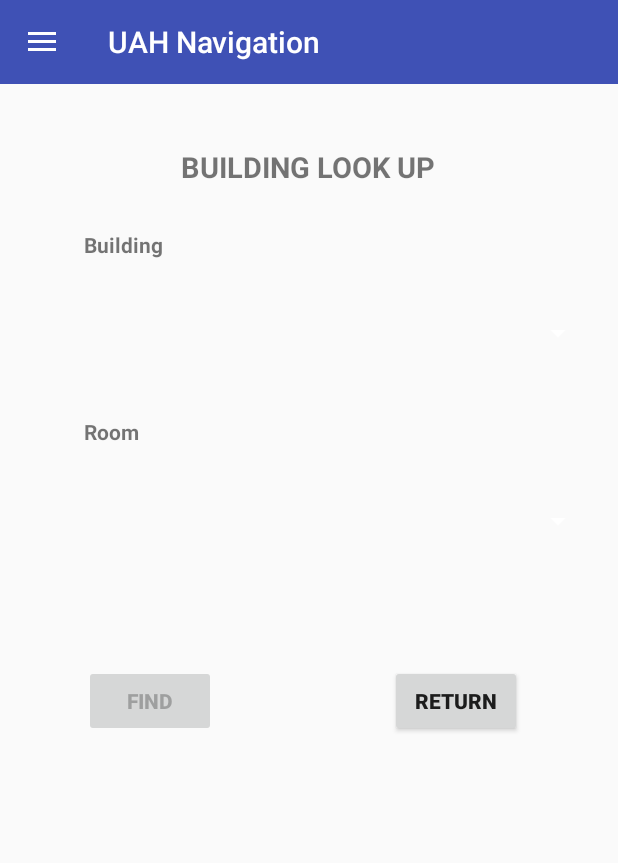
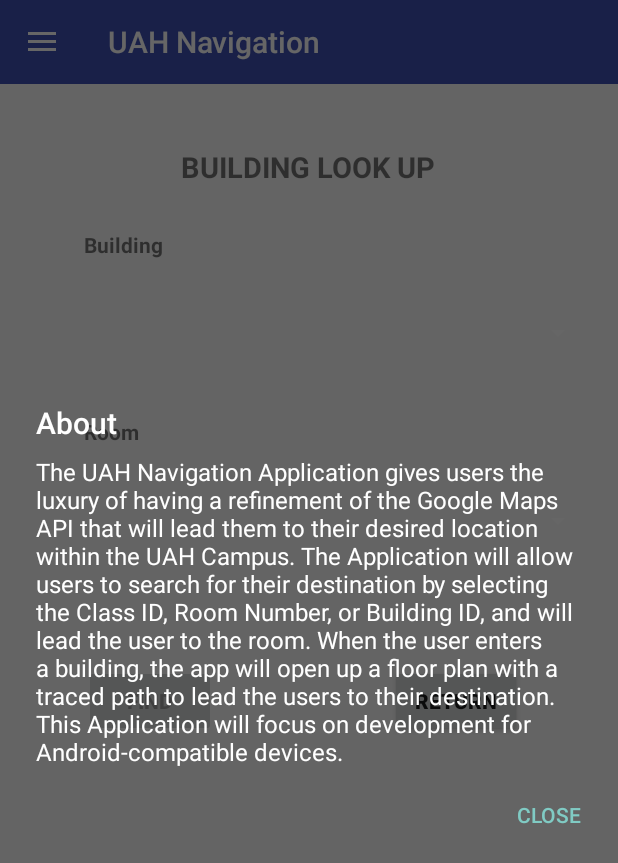
Before and after one commit to jaap15/UAH_APP, an Android app: the BuildingTabActivity screen opened directly, with no data from a screen before it, in the side drawer, after a tap on "About", on a phone screen of 412 x 824 dp. Shown: the top 863 px of the screen. Run offline under Robolectric (Android 15) with nearby library versions, the phone set to English and light mode, and no system bars; pictures from the network do not load.

Commit message:
Added Dialogs for all of the side-bars.

```diff
--- a/UAHNavigation/app/src/main/java/edu/uah/uahnavigation/BaseActivity.java
+++ b/UAHNavigation/app/src/main/java/edu/uah/uahnavigation/BaseActivity.java
@@ -1,19 +1,21 @@
 package edu.uah.uahnavigation;
 
+import android.content.DialogInterface;
 import android.content.Intent;
-import android.os.Bundle;
 import android.support.annotation.LayoutRes;
-import android.support.design.widget.FloatingActionButton;
 import android.support.design.widget.NavigationView;
-import android.support.design.widget.Snackbar;
 import android.support.v4.view.GravityCompat;
 import android.support.v4.widget.DrawerLayout;
 import android.support.v7.app.ActionBarDrawerToggle;
+import android.support.v7.app.AlertDialog;
 import android.support.v7.app.AppCompatActivity;
 import android.support.v7.widget.Toolbar;
+import android.view.Gravity;
 import android.view.MenuItem;
 import android.view.View;
+import android.widget.Button;
 import android.widget.FrameLayout;
+import android.widget.LinearLayout;
 import android.widget.Toast;
 
 public class BaseActivity extends AppCompatActivity implements
@@ -118,6 +120,7 @@ public class BaseActivity extends AppCompatActivity implements
         {
             case R.id.Swap_Semesters:
                 Toast.makeText(getApplicationContext(),"Swap Semesters",Toast.LENGTH_LONG).show();
+                createInformationDialog("Not implemented yet!", "Close", "Swap Semesters");
                 return true;
             case R.id.Campus_Map:
                 Toast.makeText(getApplicationContext(),"Campus Map",Toast.LENGTH_LONG).show();
@@ -125,13 +128,40 @@ public class BaseActivity extends AppCompatActivity implements
                 return true;
             case R.id.About:
                 Toast.makeText(getApplicationContext(),"About",Toast.LENGTH_LONG).show();
+                createInformationDialog(Util.getAbout(), "Close", "About");
                 return true;
             case R.id.Contact_Us:
                 Toast.makeText(getApplicationContext(),"Contact Us",Toast.LENGTH_LONG).show();
+                createInformationDialog(Util.getContactUs(), "Close", "Contact Us");
                 return true;
         }
 
         return super.onOptionsItemSelected(item);
     }
 
+    public void createInformationDialog(String message, String buttonText, String title)
+    {
+        android.app.AlertDialog.Builder builder = new android.app.AlertDialog.Builder(this, R.style.InformationDialogTheme);
+
+        builder.setTitle(title);
+
+        builder.setMessage(message);
+
+        builder.setPositiveButton(buttonText, new DialogInterface.OnClickListener() {
+            @Override
+            public void onClick(DialogInterface dialogInterface, int i) {
+                dialogInterface.dismiss();
+            }
+        });
+
+        android.app.AlertDialog dialog = builder.create();
+
+        dialog.show();
+        final Button positiveButton = dialog.getButton(AlertDialog.BUTTON_POSITIVE);
+        LinearLayout.LayoutParams positiveButtonLL = (LinearLayout.LayoutParams) positiveButton.getLayoutParams();
+        positiveButtonLL.gravity = Gravity.CENTER;
+        positiveButton.setLayoutParams(positiveButtonLL);
+
+    }
+
 }
--- a/UAHNavigation/app/src/main/java/edu/uah/uahnavigation/Util.java
+++ b/UAHNavigation/app/src/main/java/edu/uah/uahnavigation/Util.java
@@ -33,4 +33,20 @@ public class Util {
         return null;
 
     }
+
+    public static String getAbout()
+    {
+        return "The UAH Navigation Application gives users the luxury of having a refinement" +
+                " of the Google Maps API that will lead them to their desired location within " +
+                "the UAH Campus. The Application will allow users to search for their destination " +
+                "by selecting the Class ID, Room Number, or Building ID, and will lead the user to " +
+                "the room. When the user enters a building, the app will open up a floor plan with " +
+                "a traced path to lead the users to their destination. This Application will focus " +
+                "on development for Android-compatible devices.";
+    }
+
+    public static String getContactUs()
+    {
+        return "Contact us at: \nUAH.NAVIGATION.APP@gmail.com";
+    }
 }
--- a/UAHNavigation/app/src/main/res/values/styles.xml
+++ b/UAHNavigation/app/src/main/res/values/styles.xml
@@ -42,5 +42,10 @@
         <item name="android:windowAnimationStyle">@android:style/Animation</item>
     </style>
 
+    <style name="InformationDialogTheme" parent="Theme.AppCompat.Dialog.Alert">
+        <item name="android:windowBackground">@android:color/transparent</item>
+
+    </style>
+
 
 </resources>
```
